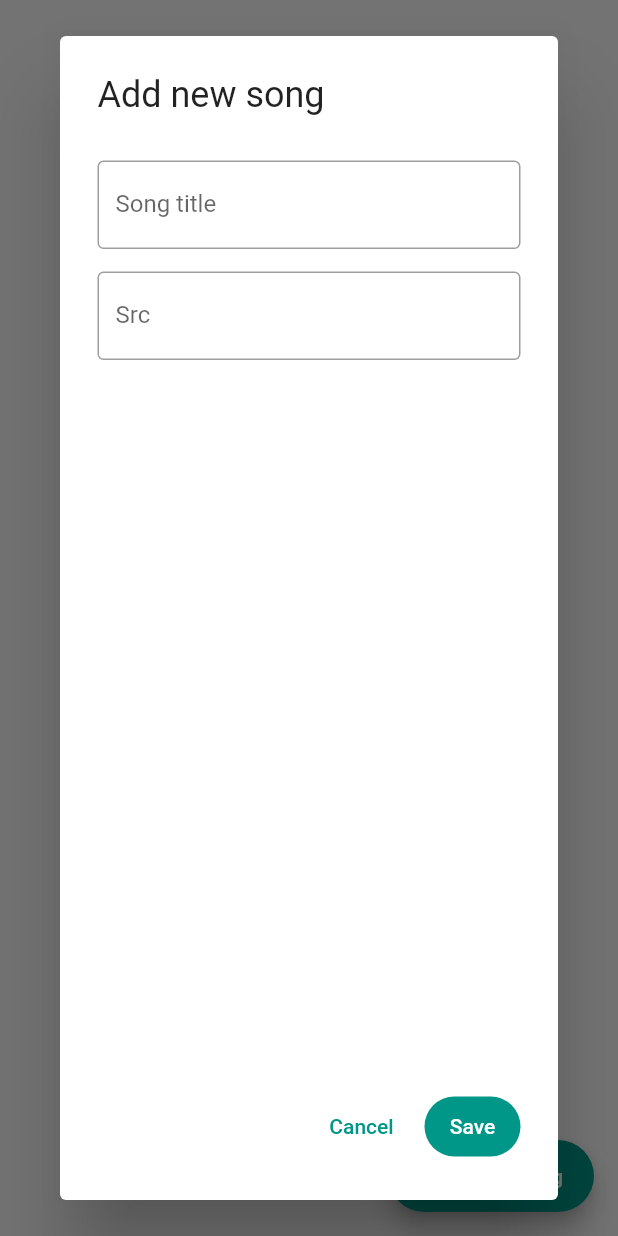
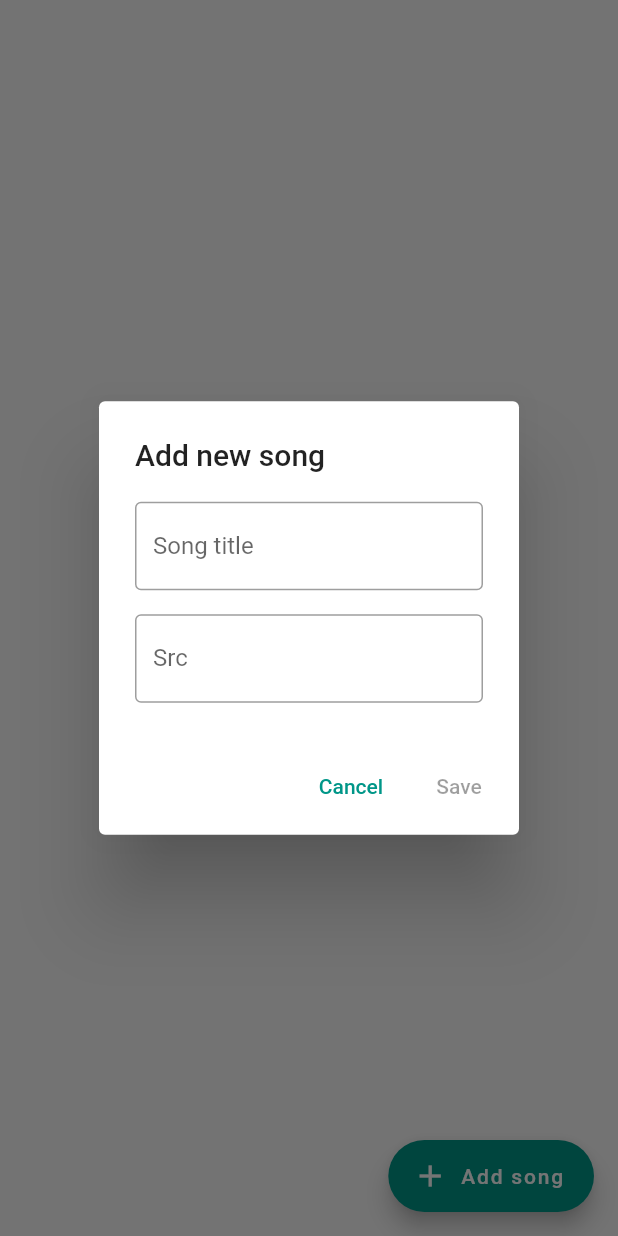
Before and after one commit to LNicoF/Taggify, a Flutter app: the SongsPage screen opened directly with empty values, after a tap on "Add song", on a phone screen of 412 x 824 dp. Run offline on Flutter 3.47's test engine with Material 2 defaults, Android fonts, the phone set to English and light mode, and no system bars; project files that could hold a hidden picture were left out.

Commit message:
Kinda fixed song form dialog

```diff
--- a/lib/song_form_dialog.dart
+++ b/lib/song_form_dialog.dart
@@ -1,8 +1,9 @@
 import 'package:flutter/material.dart';
+import 'package:taggify/text_input_field.dart';
 
 import 'model/song.dart';
 
-class SongFormDialog extends StatelessWidget {
+class SongFormDialog extends StatefulWidget {
   final void Function( Song ) saveSong ;
 
   const SongFormDialog( {
@@ -11,92 +12,78 @@ class SongFormDialog extends StatelessWidget {
   } );
 
   @override
+  State<SongFormDialog> createState() => _SongFormDialogState();
+}
+
+class _SongFormDialogState extends State<SongFormDialog> {
+  var song = Song( '', '' ) ;
+  var _canSave = false ;
+
+  void enableSaving() {
+    if ( song.name == '' || song.src == '' ) {
+      if ( _canSave ) {
+        setState( () => _canSave = false );
+      }
+    } else {
+      setState( () => _canSave = true );
+    }
+  }
+
+  @override
   Widget build(BuildContext context) {
-    var song = Song( "", "" ) ;
+    final saveSong = widget.saveSong ;
 
-    return Dialog(
-      child: Padding(
-        padding: const EdgeInsets.all( 25 ),
+    return AlertDialog(
+      title: const Text( 'Add new song' ),
+
+      content: SingleChildScrollView(
         child: Column(
-          crossAxisAlignment: CrossAxisAlignment.start,
           children: [
-            Text(
-              'Add new song',
-              style: Theme.of( context ).textTheme.headlineSmall,
-            ),
-            const SizedBox( height: 30 ),
-
             TextInputField(
               label: const Text( 'Song title' ),
               onChanged: ( textInput ) {
                 song.name = textInput ;
+                enableSaving() ;
               }
             ),
-            const SizedBox( height: 15 ),
+            const SizedBox( height: 16 ),
 
             TextInputField(
               label: const Text( 'Src' ),
               onChanged: ( inputText ) {
                 song.src = inputText ;
+                enableSaving() ;
               },
             ),
-
-            const Expanded(
-              child: SizedBox()
+          ],
+        ),
       ),
 
-            Row(
-              mainAxisAlignment: MainAxisAlignment.end,
-              children: [
+      actions: [
         TextButton(
           onPressed: () {
             Navigator.pop( context ) ;
           },
-                  style: TextButton.styleFrom(
-                    shape: const StadiumBorder(),
-                    padding: const EdgeInsets.all( 2 ),
+
+          child: const Text( 'Cancel',
+            textAlign: TextAlign.end,
           ),
-                  child: const Text( 'Cancel' ),
         ),
-                const SizedBox( width: 10 ),
 
-                FilledButton(
-                  onPressed: () {
+        TextButton(
+          onPressed: _canSave ? () {
             if ( song.name.isEmpty ) {
               return ;
             }
             saveSong( song ) ;
             Navigator.pop( context ) ;
-                  },
-                  child: const Text( 'Save' ),
+          } : null,
+
+          child: const Text( 'Save',
+            textAlign: TextAlign.end,
+          ),
         ),
       ],
-            ),
-          ],
-        ),
-      ),
     ) ;
   }
 }
-
-class TextInputField extends StatelessWidget {
-  final Widget label;
-  final Function( String )? onChanged;
-
-  const TextInputField({
-    super.key,
-    required this.label,
-    this.onChanged,
-  } );
-
-  @override
-  Widget build(BuildContext context) {
-    return TextField(
-      decoration: InputDecoration(
-        label: label,
-        border: const OutlineInputBorder(),
-      ),
-      onChanged: onChanged,
-    );
-  }
-}
--- /dev/null
+++ b/lib/text_input_field.dart
@@ -0,0 +1,23 @@
+import 'package:flutter/material.dart';
+
+class TextInputField extends StatelessWidget {
+  final Widget label;
+  final Function( String )? onChanged;
+
+  const TextInputField({
+    super.key,
+    required this.label,
+    this.onChanged,
+  } );
+
+  @override
+  Widget build(BuildContext context) {
+    return TextField(
+      decoration: InputDecoration(
+        label: label,
+        border: const OutlineInputBorder(),
+      ),
+      onChanged: onChanged,
+    );
+  }
+}
```
Lines whose indentation alone changed are shown as unchanged.
